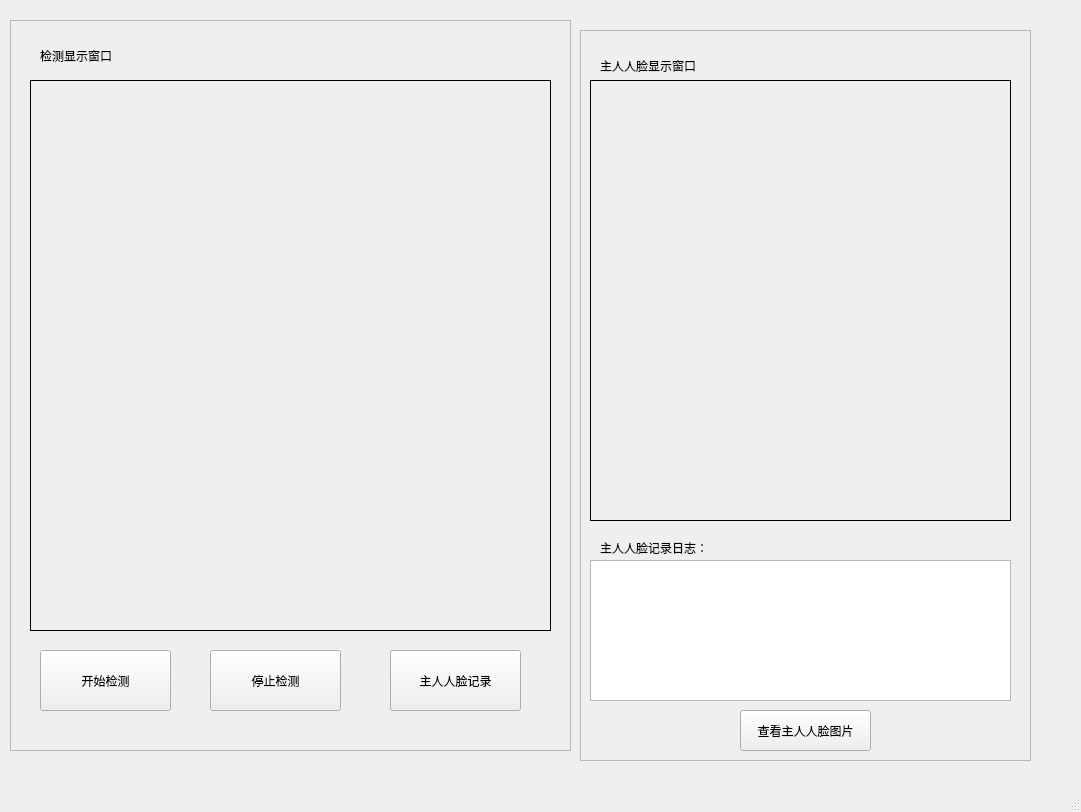
Before: the Qt Designer form Windows/mainWindow.ui in w3903771/Home, drawn with Qt 5.
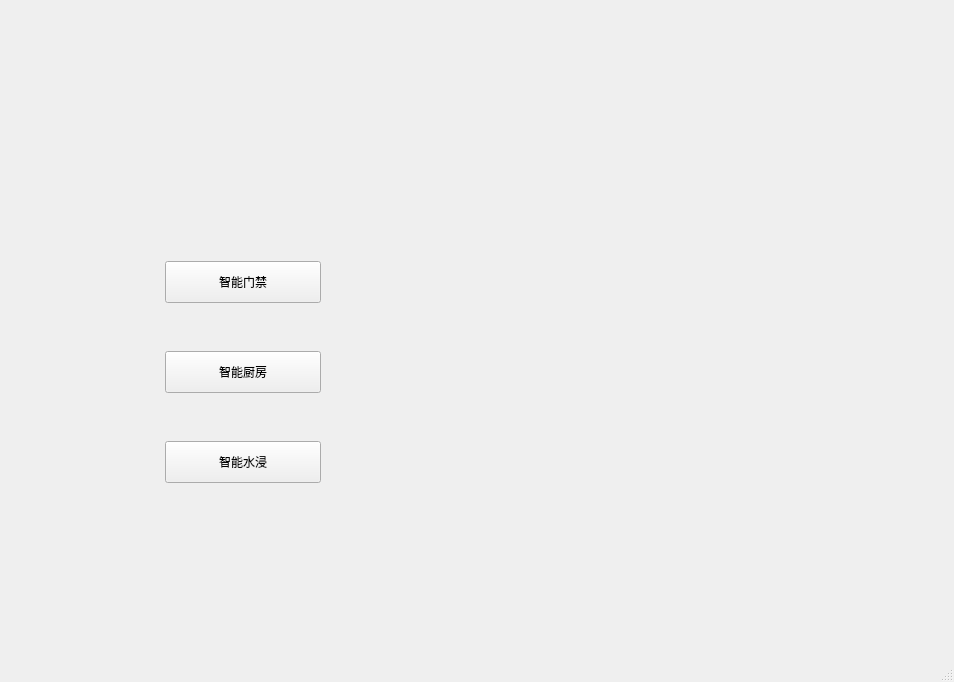
After: the same form once the commit is applied. Icons and pictures are not drawn.

Diff of the .ui file:
```diff
--- a/Windows/mainWindow.ui
+++ b/Windows/mainWindow.ui
@@ -6,187 +6,284 @@
    <rect>
     <x>0</x>
     <y>0</y>
-    <width>1081</width>
-    <height>812</height>
+    <width>954</width>
+    <height>682</height>
    </rect>
   </property>
   <property name="windowTitle">
-   <string>智能门禁</string>
+   <string>主菜单</string>
+  </property>
+  <property name="styleSheet">
+   <string notr="true">#mainWindow{border-image: url(:/Resources/background.png);}
+</string>
   </property>
   <widget class="QWidget" name="centralwidget">
-   <widget class="QFrame" name="frame1">
-    <property name="geometry">
-     <rect>
-      <x>10</x>
-      <y>20</y>
-      <width>561</width>
-      <height>731</height>
-     </rect>
-    </property>
-    <property name="frameShape">
-     <enum>QFrame::StyledPanel</enum>
-    </property>
-    <property name="frameShadow">
-     <enum>QFrame::Raised</enum>
-    </property>
-    <widget class="QLabel" name="label_1">
-     <property name="geometry">
-      <rect>
-       <x>30</x>
-       <y>20</y>
-       <width>121</width>
-       <height>31</height>
-      </rect>
-     </property>
-     <property name="text">
-      <string>检测显示窗口</string>
-     </property>
-    </widget>
-    <widget class="QLabel" name="NormalImageLable">
-     <property name="geometry">
-      <rect>
-       <x>20</x>
-       <y>60</y>
-       <width>521</width>
-       <height>551</height>
-      </rect>
-     </property>
-     <property name="frameShape">
-      <enum>QFrame::Box</enum>
-     </property>
-     <property name="text">
-      <string/>
-     </property>
-    </widget>
-    <widget class="QPushButton" name="stopButton">
-     <property name="geometry">
-      <rect>
-       <x>200</x>
-       <y>630</y>
-       <width>131</width>
-       <height>61</height>
-      </rect>
-     </property>
-     <property name="text">
-      <string>停止检测</string>
-     </property>
-    </widget>
-    <widget class="QPushButton" name="startButton">
-     <property name="geometry">
-      <rect>
-       <x>30</x>
-       <y>630</y>
-       <width>131</width>
-       <height>61</height>
-      </rect>
-     </property>
-     <property name="text">
-      <string>开始检测</string>
-     </property>
-    </widget>
-    <widget class="QPushButton" name="pushButton">
-     <property name="geometry">
-      <rect>
-       <x>380</x>
-       <y>630</y>
-       <width>131</width>
-       <height>61</height>
-      </rect>
-     </property>
-     <property name="text">
-      <string>主人人脸记录</string>
-     </property>
-    </widget>
-    <zorder>NormalImageLable</zorder>
-    <zorder>label_1</zorder>
-    <zorder>stopButton</zorder>
-    <zorder>startButton</zorder>
-    <zorder>pushButton</zorder>
-   </widget>
-   <widget class="QFrame" name="frame2">
-    <property name="geometry">
-     <rect>
-      <x>580</x>
-      <y>30</y>
-      <width>451</width>
-      <height>731</height>
-     </rect>
-    </property>
-    <property name="frameShape">
-     <enum>QFrame::StyledPanel</enum>
-    </property>
-    <property name="frameShadow">
-     <enum>QFrame::Raised</enum>
-    </property>
-    <widget class="QLabel" name="label_2">
-     <property name="geometry">
-      <rect>
-       <x>20</x>
-       <y>20</y>
-       <width>131</width>
-       <height>31</height>
-      </rect>
-     </property>
-     <property name="text">
-      <string>主人人脸显示窗口</string>
-     </property>
-    </widget>
-    <widget class="QLabel" name="label_3">
-     <property name="geometry">
-      <rect>
-       <x>20</x>
-       <y>510</y>
-       <width>131</width>
-       <height>16</height>
-      </rect>
-     </property>
-     <property name="text">
-      <string>主人人脸记录日志：</string>
-     </property>
-    </widget>
-    <widget class="QPushButton" name="Button_OpenPhoto">
-     <property name="geometry">
-      <rect>
-       <x>160</x>
-       <y>680</y>
-       <width>131</width>
-       <height>41</height>
-      </rect>
-     </property>
-     <property name="text">
-      <string>查看主人人脸图片</string>
-     </property>
-    </widget>
-    <widget class="QPlainTextEdit" name="ErrorText">
-     <property name="geometry">
-      <rect>
-       <x>10</x>
-       <y>530</y>
-       <width>421</width>
-       <height>141</height>
-      </rect>
-     </property>
-    </widget>
-    <widget class="QLabel" name="ErrorImageLable">
-     <property name="geometry">
-      <rect>
-       <x>10</x>
-       <y>50</y>
-       <width>421</width>
-       <height>441</height>
-      </rect>
-     </property>
-     <property name="frameShape">
-      <enum>QFrame::Box</enum>
-     </property>
-     <property name="text">
-      <string/>
-     </property>
-     <property name="indent">
-      <number>6</number>
-     </property>
-    </widget>
-   </widget>
+   <layout class="QHBoxLayout" name="horizontalLayout">
+    <item>
+     <spacer name="horizontalSpacer_4">
+      <property name="orientation">
+       <enum>Qt::Horizontal</enum>
+      </property>
+      <property name="sizeHint" stdset="0">
+       <size>
+        <width>40</width>
+        <height>20</height>
+       </size>
+      </property>
+     </spacer>
+    </item>
+    <item>
+     <layout class="QVBoxLayout" name="verticalLayout">
+      <item>
+       <spacer name="verticalSpacer_8">
+        <property name="orientation">
+         <enum>Qt::Vertical</enum>
+        </property>
+        <property name="sizeHint" stdset="0">
+         <size>
+          <width>20</width>
+          <height>40</height>
+         </size>
+        </property>
+       </spacer>
+      </item>
+      <item>
+       <spacer name="verticalSpacer_10">
+        <property name="orientation">
+         <enum>Qt::Vertical</enum>
+        </property>
+        <property name="sizeHint" stdset="0">
+         <size>
+          <width>20</width>
+          <height>40</height>
+         </size>
+        </property>
+       </spacer>
+      </item>
+      <item>
+       <spacer name="verticalSpacer_12">
+        <property name="orientation">
+         <enum>Qt::Vertical</enum>
+        </property>
+        <property name="sizeHint" stdset="0">
+         <size>
+          <width>20</width>
+          <height>40</height>
+         </size>
+        </property>
+       </spacer>
+      </item>
+      <item>
+       <spacer name="verticalSpacer_4">
+        <property name="orientation">
+         <enum>Qt::Vertical</enum>
+        </property>
+        <property name="sizeHint" stdset="0">
+         <size>
+          <width>20</width>
+          <height>40</height>
+         </size>
+        </property>
+       </spacer>
+      </item>
+      <item>
+       <spacer name="verticalSpacer_7">
+        <property name="orientation">
+         <enum>Qt::Vertical</enum>
+        </property>
+        <property name="sizeHint" stdset="0">
+         <size>
+          <width>20</width>
+          <height>40</height>
+         </size>
+        </property>
+       </spacer>
+      </item>
+      <item>
+       <spacer name="verticalSpacer">
+        <property name="orientation">
+         <enum>Qt::Vertical</enum>
+        </property>
+        <property name="sizeHint" stdset="0">
+         <size>
+          <width>20</width>
+          <height>40</height>
+         </size>
+        </property>
+       </spacer>
+      </item>
+      <item>
+       <widget class="QPushButton" name="doorButton">
+        <property name="sizePolicy">
+         <sizepolicy hsizetype="Expanding" vsizetype="Expanding">
+          <horstretch>0</horstretch>
+          <verstretch>0</verstretch>
+         </sizepolicy>
+        </property>
+        <property name="text">
+         <string>智能门禁</string>
+        </property>
+       </widget>
+      </item>
+      <item>
+       <spacer name="verticalSpacer_2">
+        <property name="orientation">
+         <enum>Qt::Vertical</enum>
+        </property>
+        <property name="sizeHint" stdset="0">
+         <size>
+          <width>20</width>
+          <height>40</height>
+         </size>
+        </property>
+       </spacer>
+      </item>
+      <item>
+       <widget class="QPushButton" name="kitchenButton">
+        <property name="sizePolicy">
+         <sizepolicy hsizetype="Expanding" vsizetype="Expanding">
+          <horstretch>0</horstretch>
+          <verstretch>0</verstretch>
+         </sizepolicy>
+        </property>
+        <property name="text">
+         <string>智能厨房</string>
+        </property>
+       </widget>
+      </item>
+      <item>
+       <spacer name="verticalSpacer_3">
+        <property name="orientation">
+         <enum>Qt::Vertical</enum>
+        </property>
+        <property name="sizeHint" stdset="0">
+         <size>
+          <width>20</width>
+          <height>40</height>
+         </size>
+        </property>
+       </spacer>
+      </item>
+      <item>
+       <widget class="QPushButton" name="waterButton">
+        <property name="sizePolicy">
+         <sizepolicy hsizetype="Expanding" vsizetype="Expanding">
+          <horstretch>0</horstretch>
+          <verstretch>0</verstretch>
+         </sizepolicy>
+        </property>
+        <property name="text">
+         <string>智能水浸</string>
+        </property>
+       </widget>
+      </item>
+      <item>
+       <spacer name="verticalSpacer_5">
+        <property name="orientation">
+         <enum>Qt::Vertical</enum>
+        </property>
+        <property name="sizeHint" stdset="0">
+         <size>
+          <width>20</width>
+          <height>40</height>
+         </size>
+        </property>
+       </spacer>
+      </item>
+      <item>
+       <spacer name="verticalSpacer_9">
+        <property name="orientation">
+         <enum>Qt::Vertical</enum>
+        </property>
+        <property name="sizeHint" stdset="0">
+         <size>
+          <width>20</width>
+          <height>40</height>
+         </size>
+        </property>
+       </spacer>
+      </item>
+      <item>
+       <spacer name="verticalSpacer_11">
+        <property name="orientation">
+         <enum>Qt::Vertical</enum>
+        </property>
+        <property name="sizeHint" stdset="0">
+         <size>
+          <width>20</width>
+          <height>40</height>
+         </size>
+        </property>
+       </spacer>
+      </item>
+      <item>
+       <spacer name="verticalSpacer_6">
+        <property name="orientation">
+         <enum>Qt::Vertical</enum>
+        </property>
+        <property name="sizeHint" stdset="0">
+         <size>
+          <width>20</width>
+          <height>40</height>
+         </size>
+        </property>
+       </spacer>
+      </item>
+     </layout>
+    </item>
+    <item>
+     <spacer name="horizontalSpacer_5">
+      <property name="orientation">
+       <enum>Qt::Horizontal</enum>
+      </property>
+      <property name="sizeHint" stdset="0">
+       <size>
+        <width>40</width>
+        <height>20</height>
+       </size>
+      </property>
+     </spacer>
+    </item>
+    <item>
+     <spacer name="horizontalSpacer_3">
+      <property name="orientation">
+       <enum>Qt::Horizontal</enum>
+      </property>
+      <property name="sizeHint" stdset="0">
+       <size>
+        <width>40</width>
+        <height>20</height>
+       </size>
+      </property>
+     </spacer>
+    </item>
+    <item>
+     <spacer name="horizontalSpacer_2">
+      <property name="orientation">
+       <enum>Qt::Horizontal</enum>
+      </property>
+      <property name="sizeHint" stdset="0">
+       <size>
+        <width>40</width>
+        <height>20</height>
+       </size>
+      </property>
+     </spacer>
+    </item>
+    <item>
+     <spacer name="horizontalSpacer">
+      <property name="orientation">
+       <enum>Qt::Horizontal</enum>
+      </property>
+      <property name="sizeHint" stdset="0">
+       <size>
+        <width>40</width>
+        <height>20</height>
+       </size>
+      </property>
+     </spacer>
+    </item>
+   </layout>
   </widget>
   <widget class="QMenuBar" name="menubar">
    <property name="geometry">
```
Left out of the diff: 13 changed lines with no effect on the pictures.
